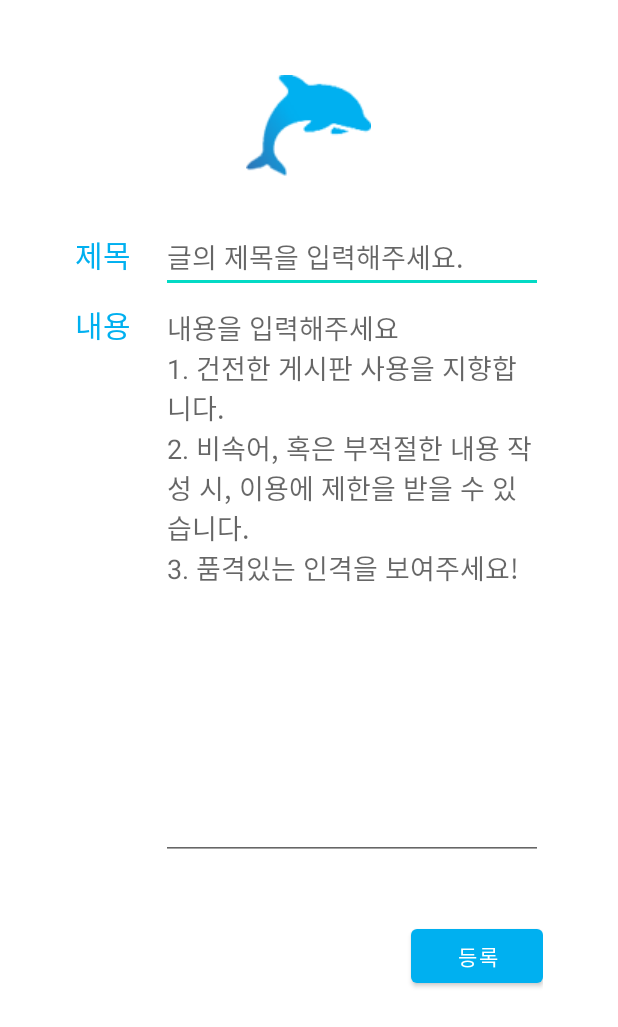
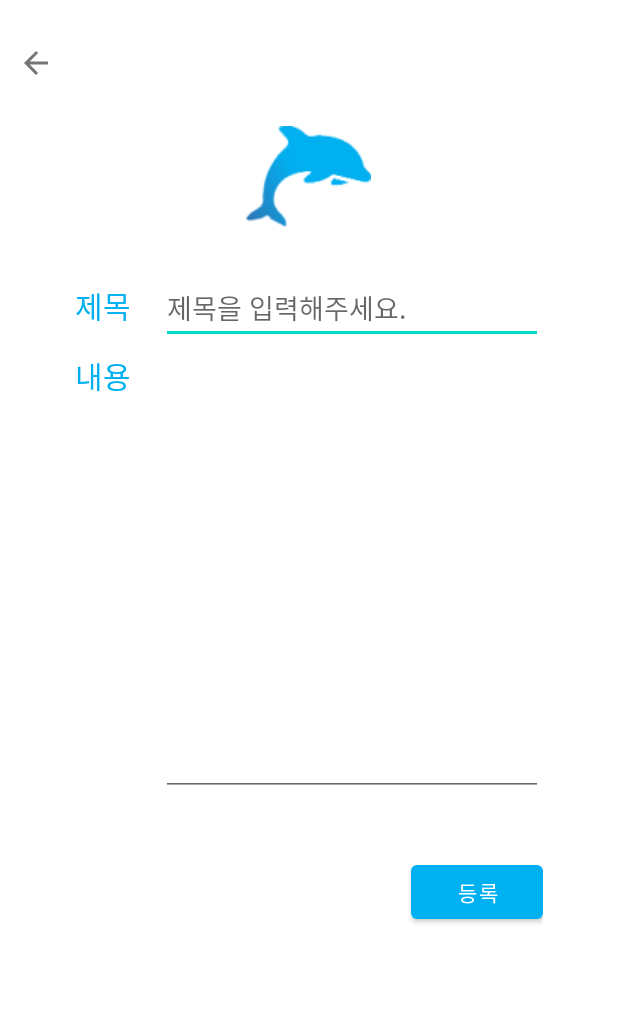
Before and after one commit to praccodeclang/Dolphin, an Android app: the FreeBoardWritingActivity screen opened directly, with no data from a screen before it, on a phone screen of 412 x 824 dp. Shown: the top 1027 px of the screen. Run offline under Robolectric (Android 15) with nearby library versions, the phone set to English and light mode, and no system bars; our stand-ins replace Volley; network calls fail.

Commit message:
자유게시판 글쓰기 구현완료
회원가입도 오류가 있어서 수정햇어요.

```diff
--- a/app/src/main/res/layout/activity_freeboard_viewer.xml
+++ b/app/src/main/res/layout/activity_freeboard_viewer.xml
@@ -13,7 +13,7 @@
         <ImageButton
             android:layout_width="wrap_content"
             android:layout_height="wrap_content"
-            android:id="@+id/backBtn"
+            android:id="@+id/FreeBoardViewBackBtn"
             android:src="@drawable/ic_baseline_arrow_back_24"
             android:backgroundTint="#ffffff"/>
 
--- a/app/src/main/res/layout/activity_freeboard_writing.xml
+++ b/app/src/main/res/layout/activity_freeboard_writing.xml
@@ -5,10 +5,20 @@
     android:orientation="vertical">
     <LinearLayout
         android:layout_width="match_parent"
+        android:layout_height="wrap_content"
+        android:layout_marginVertical="20dp">
+        <ImageButton
+            android:layout_width="wrap_content"
+            android:layout_height="wrap_content"
+            android:id="@+id/FreeBoardWriteBackBtn"
+            android:src="@drawable/ic_baseline_arrow_back_24"
+            android:backgroundTint="#ffffff"/>
+    </LinearLayout>
+    <LinearLayout
+        android:layout_width="match_parent"
         android:layout_height="match_parent"
         android:orientation="vertical"
         android:layout_marginHorizontal="50dp"
-        android:layout_marginVertical="50dp"
         >
         <ImageView
             android:layout_width="wrap_content"
@@ -32,11 +42,8 @@
                 android:layout_width="match_parent"
                 android:layout_height="wrap_content"
                 android:id="@+id/writtenTitle"
-                android:hint="글의 제목을 입력해주세요."/>
+                android:hint="제목을 입력해주세요."/>
         </LinearLayout>
-        <ScrollView
-            android:layout_width="match_parent"
-            android:layout_height="wrap_content">
         <LinearLayout
             android:layout_width="match_parent"
             android:layout_height="wrap_content"
@@ -53,17 +60,16 @@
                 android:layout_width="match_parent"
                 android:layout_height="wrap_content"
                 android:id="@+id/writtenContents"
-                    android:hint="@string/writing_hint"
-                    android:lines="15"
+                android:lines="13"
+                android:maxLines="14"
                 android:gravity="top"
                 />
         </LinearLayout>
-        </ScrollView>
         <Button
             android:id="@+id/writeOkBtn"
             android:layout_width="wrap_content"
             android:layout_height="wrap_content"
-            android:layout_gravity="end"
+            android:layout_gravity="right"
             android:text="등록"/>
     </LinearLayout>
 </LinearLayout>
```
Also changed, not shown: app/src/main/java/com/taewon/dolphin/FreeBoardViewerActivity.java (+11 -0 lines), app/src/main/java/com/taewon/dolphin/FreeBoardWritingActivity.java (+25 -1 lines), app/src/main/res/drawable-v24/lighthouse.png (deleted), 2 other files. Lines whose indentation alone changed are shown as unchanged.
